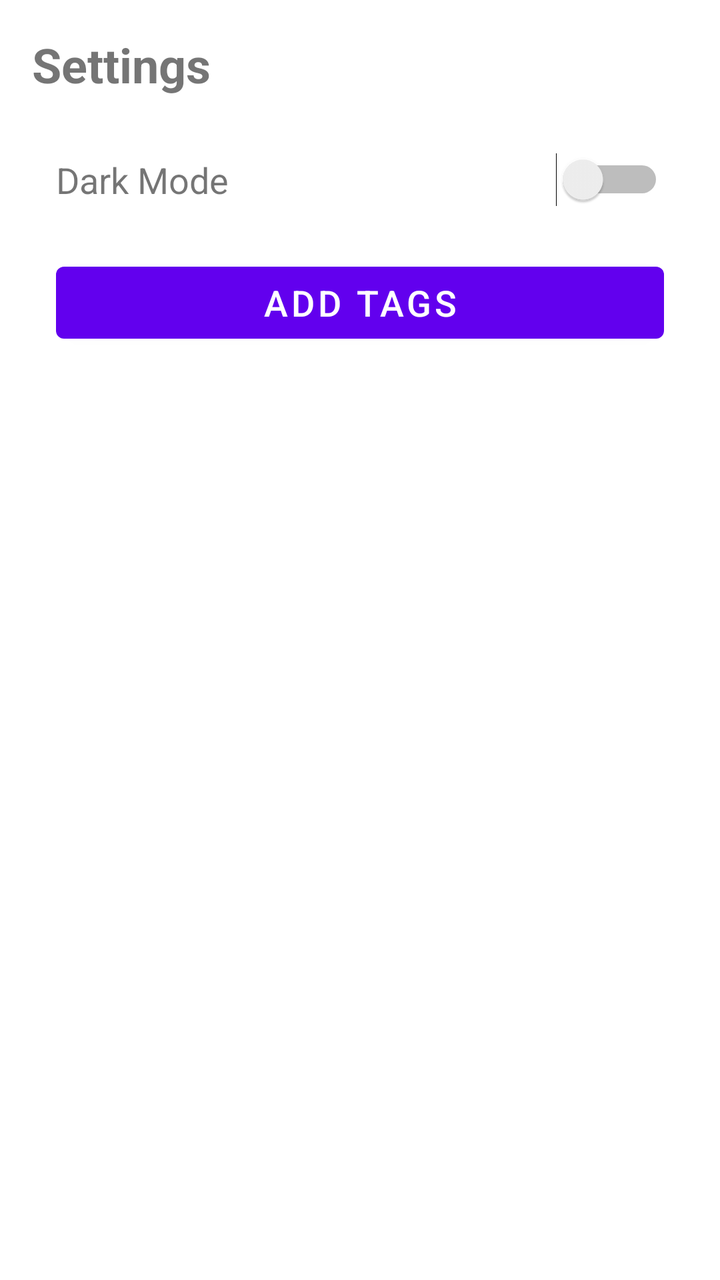
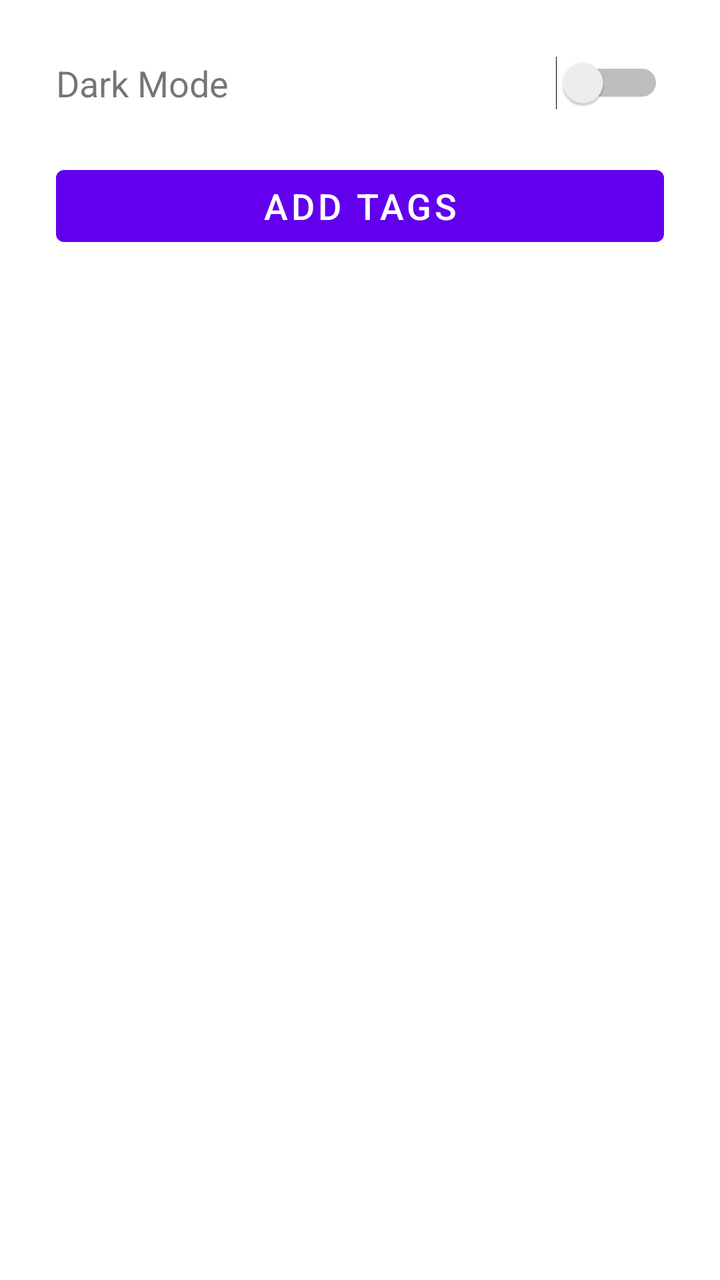

Compare the two renders of this Android layout. The source of the first and the diff that turns it into the second are given below.
<!-- AndroidManifest.xml: application theme Theme.FutureMe -->
<!-- res/layout/fragment_settings.xml -->
<?xml version="1.0" encoding="utf-8"?>
<layout xmlns:android="http://schemas.android.com/apk/res/android"
    xmlns:tools="http://schemas.android.com/tools">

    <ScrollView
        android:layout_width="match_parent"
        android:layout_height="match_parent"
        tools:context=".SettingsFragment">

        <LinearLayout
            android:layout_width="match_parent"
            android:layout_height="wrap_content"
            android:orientation="vertical"
            android:padding="16dp">

            <TextView
                android:layout_width="match_parent"
                android:layout_height="wrap_content"
                android:text="Settings"
                android:textSize="24sp"
                android:textStyle="bold"
                android:layout_marginBottom="16dp" />

            <LinearLayout
                android:layout_width="match_parent"
                android:layout_height="wrap_content"
                android:orientation="horizontal"
                android:gravity="center_vertical"
                android:padding="12dp">

                <TextView
                    android:layout_width="0dp"
                    android:layout_height="wrap_content"
                    android:layout_weight="1"
                    android:text="Dark Mode"
                    android:textSize="18sp" />

                <Switch
                    android:id="@+id/darkModeSwitch"
                    android:layout_width="wrap_content"
                    android:layout_height="wrap_content" />
            </LinearLayout>

        <LinearLayout
            android:layout_width="match_parent"
            android:layout_height="wrap_content"
            android:orientation="horizontal"
            android:gravity="center_vertical"
            android:padding="12dp">

            <Button
                android:id="@+id/addTagButton"
                android:layout_width="0dp"
                android:layout_height="wrap_content"
                android:layout_weight="1"
                android:text="Add tags"
                android:textSize="18sp" />

        </LinearLayout>

        </LinearLayout>
    </ScrollView>
</layout>
<!-- resources referenced by this layout -->
<resources>
  <style name="Theme.FutureMe" parent="Base.Theme.FutureMe" />
  <style name="Base.Theme.FutureMe" parent="Theme.MaterialComponents.DayNight.NoActionBar">
          
          
          <item name="colorPrimary">@color/purple_primary</item>
          <item name="colorPrimaryDark">@color/purple_primary_dark</item>
          <item name="colorOnPrimary">@color/white</item>
      </style>
  <color name="purple_primary">#6200EE</color>
  <color name="purple_primary_dark">#4B00B5</color>
  <color name="white">#FFFFFFFF</color>
</resources>

<!-- the commit's change to res/layout/fragment_settings.xml (unified diff, before → after) -->
@@ -2,6 +2,7 @@
 <layout xmlns:android="http://schemas.android.com/apk/res/android"
     xmlns:tools="http://schemas.android.com/tools">
 
+    
     <ScrollView
         android:layout_width="match_parent"
         android:layout_height="match_parent"
@@ -13,14 +14,6 @@
             android:orientation="vertical"
             android:padding="16dp">
 
-            <TextView
-                android:layout_width="match_parent"
-                android:layout_height="wrap_content"
-                android:text="Settings"
-                android:textSize="24sp"
-                android:textStyle="bold"
-                android:layout_marginBottom="16dp" />
-
             <LinearLayout
                 android:layout_width="match_parent"
                 android:layout_height="wrap_content"
@@ -28,13 +21,15 @@
                 android:gravity="center_vertical"
                 android:padding="12dp">
 
+                
                 <TextView
                     android:layout_width="0dp"
                     android:layout_height="wrap_content"
                     android:layout_weight="1"
-                    android:text="Dark Mode"
+                    android:text="@string/dark_mode"
                     android:textSize="18sp" />
 
+                
                 <Switch
                     android:id="@+id/darkModeSwitch"
                     android:layout_width="wrap_content"
@@ -48,12 +43,13 @@
             android:gravity="center_vertical"
             android:padding="12dp">
 
+            
             <Button
                 android:id="@+id/addTagButton"
                 android:layout_width="0dp"
                 android:layout_height="wrap_content"
                 android:layout_weight="1"
-                android:text="Add tags"
+                android:text="@string/add_tags"
                 android:textSize="18sp" />
 
         </LinearLayout>
<!-- resource entries referenced after the edit -->
@@ -1,15 +1,23 @@
 <!-- resources referenced by this layout -->
 <resources>
+  <string name="add_tags">Add tags</string>
+  <string name="dark_mode">Dark Mode</string>
   <style name="Theme.FutureMe" parent="Base.Theme.FutureMe" />
   <style name="Base.Theme.FutureMe" parent="Theme.MaterialComponents.DayNight.NoActionBar">
           
+          <item name="colorPrimary">@color/purple_primary</item>
+          <item name="colorPrimaryVariant">@color/purple_primary_dark</item>
+          <item name="colorOnPrimary">@color/white</item>
           
-          <item name="colorPrimary">@color/purple_primary</item>
-          <item name="colorPrimaryDark">@color/purple_primary_dark</item>
-          <item name="colorOnPrimary">@color/white</item>
+          
+          <item name="android:windowBackground">@color/white</item>
+          <item name="colorSurface">@color/purple_light_bg</item>
+          <item name="colorOnSurface">@color/text_dark</item>
       </style>
   <color name="purple_primary">#6200EE</color>
   <color name="purple_primary_dark">#4B00B5</color>
   <color name="white">#FFFFFFFF</color>
+  <color name="purple_light_bg">#F3E8FF</color>
+  <color name="text_dark">#1F1B24</color>
 </resources>
 
